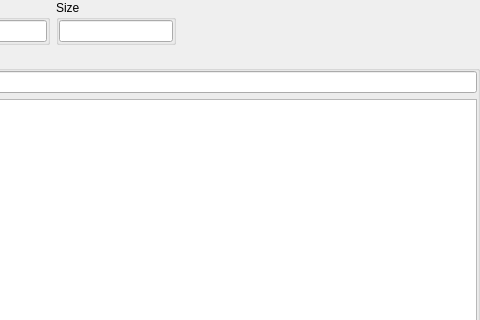
First picture: the form in xhashwidget.ui, repository horsicq/XHashWidget, before the edit; both pictures show x 322 to 802 and y 0 to 320 of the 802 by 448 pixel window.
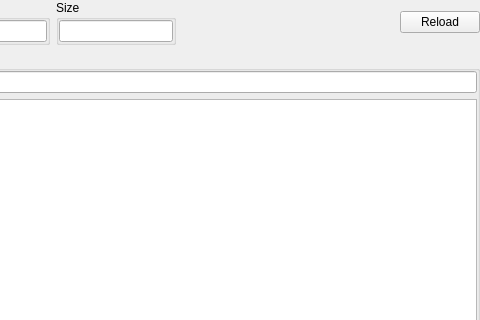
Second picture: the form after the edit. Custom widgets are drawn as their Qt base class.

The edit to the form file:
```diff
--- a/xhashwidget.ui
+++ b/xhashwidget.ui
@@ -175,6 +175,13 @@
        </property>
       </spacer>
      </item>
+     <item>
+      <widget class="QPushButton" name="pushButtonReload">
+       <property name="text">
+        <string>Reload</string>
+       </property>
+      </widget>
+     </item>
     </layout>
    </item>
    <item>
```
